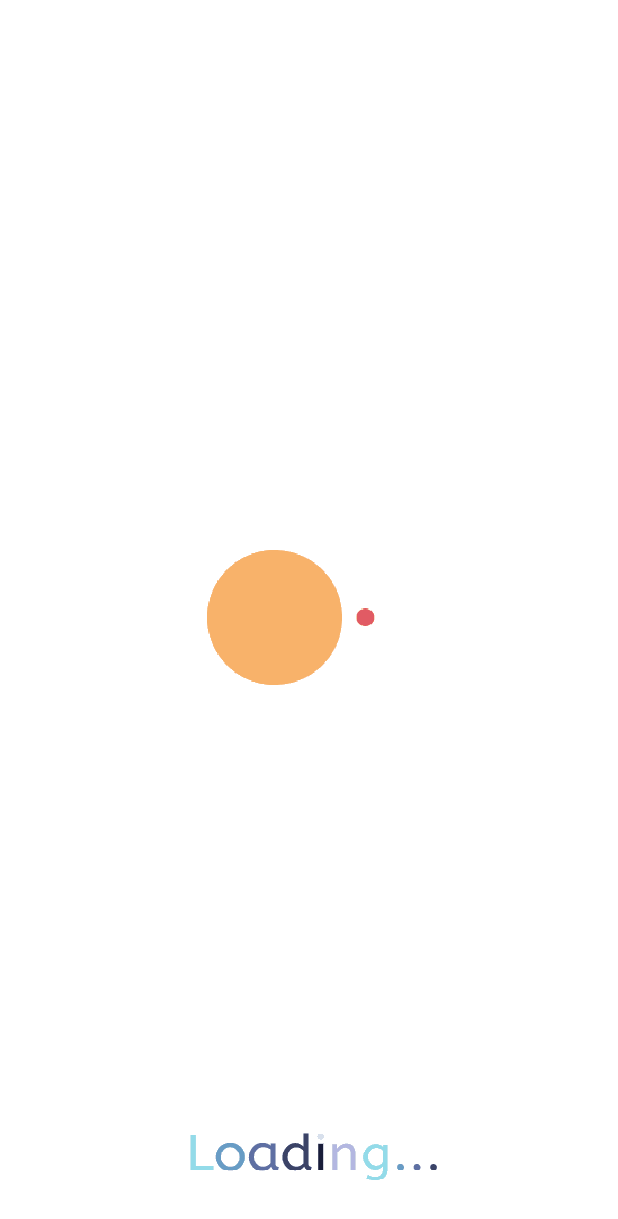
After one commit to baonehe/Fitness, an Android app: the LoadingPageActivity screen opened directly, with no data from a screen before it, on a phone screen of 412 x 824 dp. The commit adds this screen. Shown: the top 1219 px of the screen. Run offline under Robolectric (Android 15) with nearby library versions, the phone set to English and light mode, and no system bars.

Commit message:
Loading Page and fix UI

```diff
--- a/UDDD_Project/app/src/main/AndroidManifest.xml
+++ b/UDDD_Project/app/src/main/AndroidManifest.xml
@@ -11,6 +11,9 @@
         android:roundIcon="@mipmap/ic_launcher_round"
         android:supportsRtl="true"
         android:theme="@style/Theme.UDDD_Project">
+        <activity
+            android:name=".LoadingPageActivity"
+            android:exported="false" />
         <activity
             android:name=".ImagePageView"
             android:exported="false" />
--- /dev/null
+++ b/UDDD_Project/app/src/main/java/com/google/uddd_project/LoadingPageActivity.java
@@ -0,0 +1,27 @@
+package com.google.uddd_project;
+
+import androidx.appcompat.app.AppCompatActivity;
+
+import android.content.Intent;
+import android.os.Bundle;
+import android.os.Handler;
+import android.widget.ProgressBar;
+
+public class LoadingPageActivity extends AppCompatActivity {
+    ProgressBar progressBar;
+   Handler handler;
+    @Override
+    protected void onCreate(Bundle savedInstanceState) {
+        super.onCreate(savedInstanceState);
+        setContentView(R.layout.activity_loading_page);
+        handler = new Handler();
+        handler.postDelayed(new Runnable() {
+            @Override
+            public void run() {
+                Intent intent = new Intent(LoadingPageActivity.this,HomeActivity.class);
+                startActivity(intent);
+                finish();
+            }
+        },3000);
+    }
+}
--- a/UDDD_Project/app/src/main/res/layout/activity_forgot_pass.xml
+++ b/UDDD_Project/app/src/main/res/layout/activity_forgot_pass.xml
@@ -30,8 +30,8 @@
         <TextView
             android:layout_width="348dp"
             android:layout_height="wrap_content"
+            android:layout_marginLeft="40dp"
             android:layout_marginTop="320dp"
-            android:layout_marginLeft="40dp"
             android:fontFamily="@font/roboto"
             android:text="Enter your email associated with your account and we’ll send an email with code to reset your password."
             android:textColor="@color/black"
--- /dev/null
+++ b/UDDD_Project/app/src/main/res/layout/activity_loading_page.xml
@@ -0,0 +1,34 @@
+<?xml version="1.0" encoding="utf-8"?>
+<RelativeLayout xmlns:android="http://schemas.android.com/apk/res/android"
+    xmlns:app="http://schemas.android.com/apk/res-auto"
+    xmlns:tools="http://schemas.android.com/tools"
+    android:layout_width="match_parent"
+    android:layout_height="match_parent"
+    tools:context=".LoadingPageActivity">
+
+    <pl.droidsonroids.gif.GifImageView
+        android:layout_width="150dp"
+        android:layout_height="150dp"
+        android:layout_centerVertical="true"
+        android:layout_centerHorizontal="true"
+        android:background="@drawable/eatergif"
+        />
+
+    <pl.droidsonroids.gif.GifImageView
+        android:layout_width="wrap_content"
+        android:layout_height="35dp"
+        android:layout_centerHorizontal="true"
+        android:layout_alignParentBottom="true"
+        android:background="@drawable/loadingtextgif"
+        android:layout_marginBottom="35dp"
+        />
+    <!--        android:layout_above="@id/progress_bar"-->
+<!--    <ProgressBar-->
+<!--        android:id="@+id/progress_bar"-->
+<!--        android:layout_width="match_parent"-->
+<!--        android:layout_height="wrap_content"-->
+<!--        android:layout_alignParentBottom="true"-->
+<!--        style="@style/Widget.AppCompat.ProgressBar.Horizontal"-->
+<!--        android:layout_marginBottom="20dp"/>-->
+
+</RelativeLayout>
```
Also changed, not shown: UDDD_Project/app/src/main/java/com/google/uddd_project/MainActivity.java (+12 -2 lines), UDDD_Project/app/src/main/res/layout/fragment_feedback.xml (+7 -3 lines), UDDD_Project/app/src/main/res/layout/fragment_my_account.xml (+32 -6 lines), UDDD_Project/app/src/main/res/drawable-nodpi/cloud.gif (added), UDDD_Project/app/src/main/res/drawable-nodpi/eatergif.gif (added), UDDD_Project/app/src/main/res/drawable-nodpi/loadingtextgif.gif (added), UDDD_Project/app/src/main/res/drawable-nodpi/wave.png (added), 413 other files.
